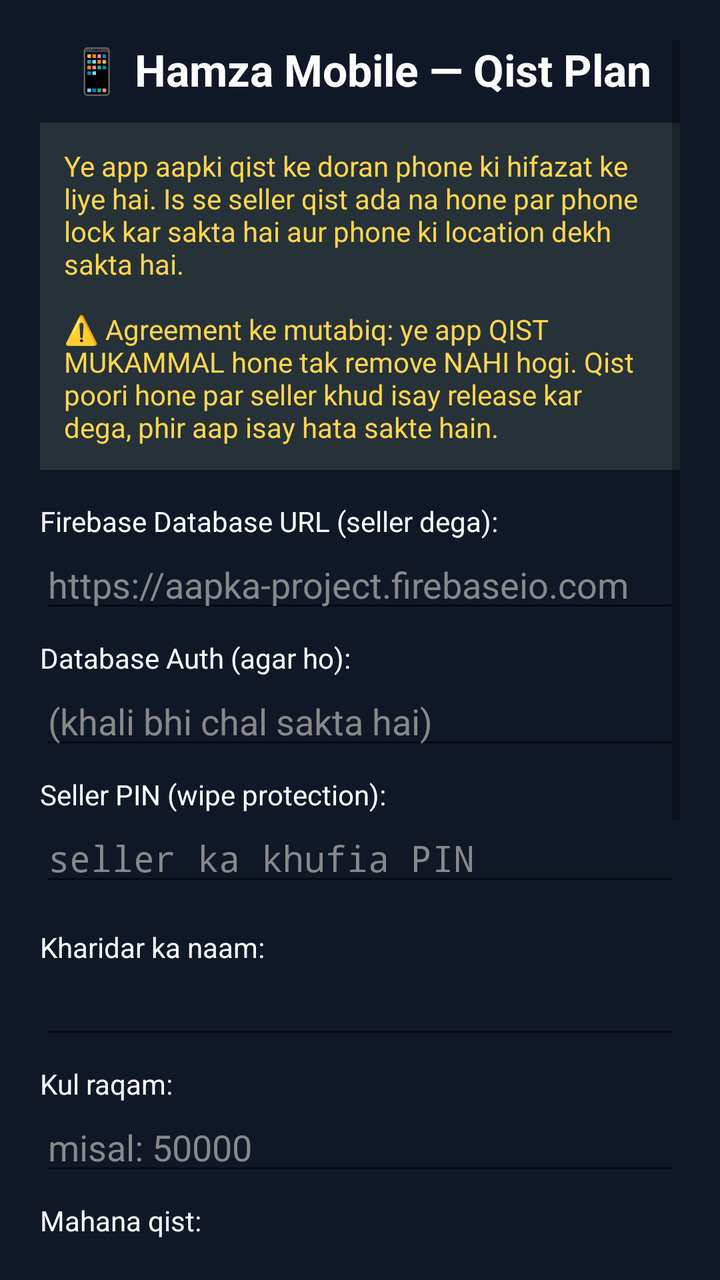
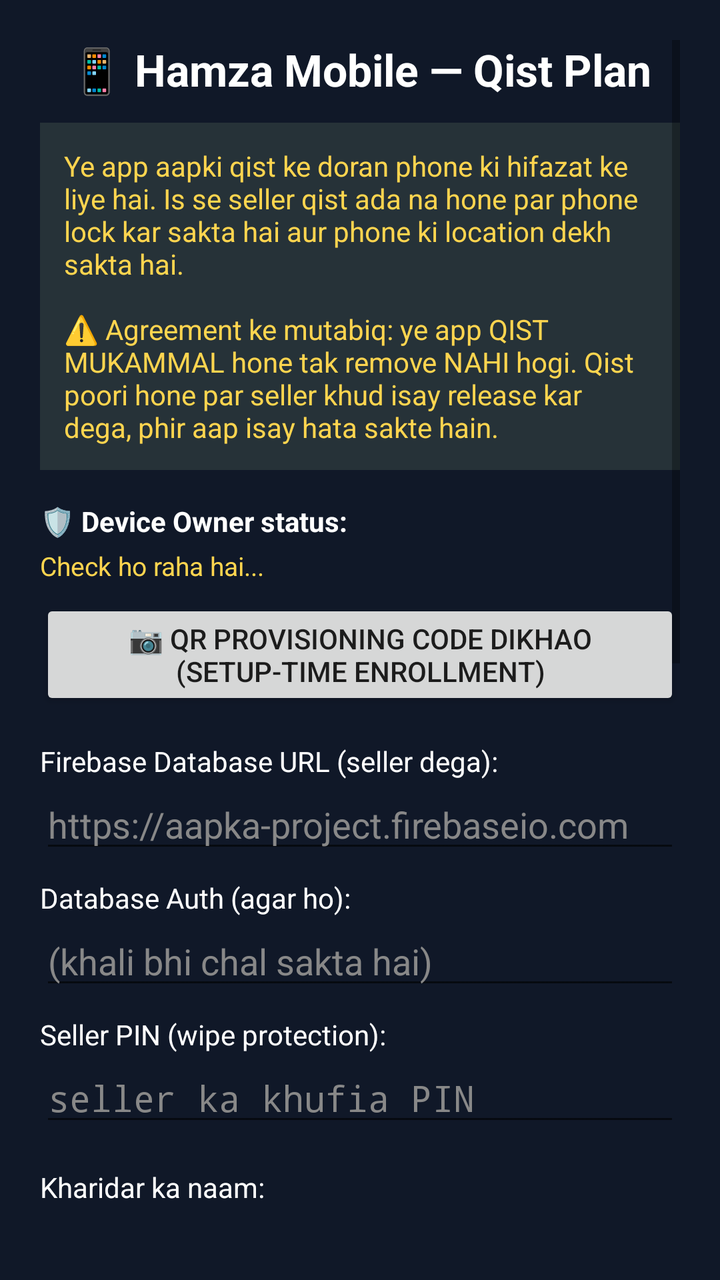

The first picture is an Android layout as it rendered before a commit; the second is the same layout after the commit. The layout source and the unified diff follow.
<!-- AndroidManifest.xml: application theme android:Theme.Material.Light.NoActionBar -->
<!-- res/layout/activity_setup.xml -->
<?xml version="1.0" encoding="utf-8"?>
<ScrollView xmlns:android="http://schemas.android.com/apk/res/android"
    android:layout_width="match_parent"
    android:layout_height="match_parent"
    android:padding="20dp"
    android:background="#101828">

    <LinearLayout
        android:layout_width="match_parent"
        android:layout_height="wrap_content"
        android:orientation="vertical">

        <TextView
            android:layout_width="match_parent"
            android:layout_height="wrap_content"
            android:text="📱 Hamza Mobile — Qist Plan"
            android:textSize="22sp"
            android:textStyle="bold"
            android:textColor="#FFFFFF"
            android:gravity="center"
            android:layout_marginBottom="12dp" />

        <TextView
            android:layout_width="match_parent"
            android:layout_height="wrap_content"
            android:text="Ye app aapki qist ke doran phone ki hifazat ke liye hai. Is se seller qist ada na hone par phone lock kar sakta hai aur phone ki location dekh sakta hai.\n\n⚠️ Agreement ke mutabiq: ye app QIST MUKAMMAL hone tak remove NAHI hogi. Qist poori hone par seller khud isay release kar dega, phir aap isay hata sakte hain."
            android:textColor="#FFD54F"
            android:textSize="14sp"
            android:background="#263238"
            android:padding="12dp"
            android:layout_marginBottom="16dp" />

        <TextView android:layout_width="wrap_content" android:layout_height="wrap_content"
            android:text="Firebase Database URL (seller dega):" android:textColor="#FFFFFF" />
        <EditText android:id="@+id/etDbUrl"
            android:layout_width="match_parent" android:layout_height="wrap_content"
            android:hint="https://aapka-project.firebaseio.com"
            android:textColor="#FFFFFF" android:textColorHint="#888888"
            android:inputType="textUri" android:layout_marginBottom="8dp" />

        <TextView android:layout_width="wrap_content" android:layout_height="wrap_content"
            android:text="Database Auth (agar ho):" android:textColor="#FFFFFF" />
        <EditText android:id="@+id/etDbAuth"
            android:layout_width="match_parent" android:layout_height="wrap_content"
            android:hint="(khali bhi chal sakta hai)"
            android:textColor="#FFFFFF" android:textColorHint="#888888"
            android:layout_marginBottom="8dp" />

        <TextView android:layout_width="wrap_content" android:layout_height="wrap_content"
            android:text="Seller PIN (wipe protection):" android:textColor="#FFFFFF" />
        <EditText android:id="@+id/etSellerPin"
            android:layout_width="match_parent" android:layout_height="wrap_content"
            android:hint="seller ka khufia PIN"
            android:textColor="#FFFFFF" android:textColorHint="#888888"
            android:inputType="numberPassword" android:layout_marginBottom="16dp" />

        <TextView android:layout_width="wrap_content" android:layout_height="wrap_content"
            android:text="Kharidar ka naam:" android:textColor="#FFFFFF" />
        <EditText android:id="@+id/etBuyerName"
            android:layout_width="match_parent" android:layout_height="wrap_content"
            android:textColor="#FFFFFF" android:textColorHint="#888888"
            android:layout_marginBottom="8dp" />

        <TextView android:layout_width="wrap_content" android:layout_height="wrap_content"
            android:text="Kul raqam:" android:textColor="#FFFFFF" />
        <EditText android:id="@+id/etTotalQist"
            android:layout_width="match_parent" android:layout_height="wrap_content"
            android:hint="misal: 50000"
            android:textColor="#FFFFFF" android:textColorHint="#888888"
            android:inputType="number" android:layout_marginBottom="8dp" />

        <TextView android:layout_width="wrap_content" android:layout_height="wrap_content"
            android:text="Mahana qist:" android:textColor="#FFFFFF" />
        <EditText android:id="@+id/etMonthly"
            android:layout_width="match_parent" android:layout_height="wrap_content"
            android:hint="misal: 5000"
            android:textColor="#FFFFFF" android:textColorHint="#888888"
            android:inputType="number" android:layout_marginBottom="8dp" />

        <TextView android:layout_width="wrap_content" android:layout_height="wrap_content"
            android:text="Ab tak ada:" android:textColor="#FFFFFF" />
        <EditText android:id="@+id/etPaid"
            android:layout_width="match_parent" android:layout_height="wrap_content"
            android:hint="0"
            android:textColor="#FFFFFF" android:textColorHint="#888888"
            android:inputType="number" android:layout_marginBottom="16dp" />

        <Button android:id="@+id/btnAdmin"
            android:layout_width="match_parent" android:layout_height="wrap_content"
            android:text="🔐 Device Admin ON karo (LAZMI)"
            android:layout_marginBottom="4dp" />
        <TextView android:id="@+id/tvAdminStatus"
            android:layout_width="match_parent" android:layout_height="wrap_content"
            android:textColor="#FFFFFF" android:textSize="13sp"
            android:layout_marginBottom="12dp" />

        <Button android:id="@+id/btnLocation"
            android:layout_width="match_parent" android:layout_height="wrap_content"
            android:text="📍 Location ON karo (LAZMI)"
            android:layout_marginBottom="4dp" />
        <TextView android:id="@+id/tvLocStatus"
            android:layout_width="match_parent" android:layout_height="wrap_content"
            android:textColor="#FFFFFF" android:textSize="13sp"
            android:layout_marginBottom="16dp" />

        <Button android:id="@+id/btnFinish"
            android:layout_width="match_parent" android:layout_height="wrap_content"
            android:text="✅ SETUP MUKAMMAL KARO"
            android:backgroundTint="#2E7D32"
            android:layout_marginBottom="24dp" />

    </LinearLayout>
</ScrollView>
<!-- resources referenced by this layout -->
<resources>

</resources>

<!-- the commit's change to res/layout/activity_setup.xml (unified diff, before → after) -->
@@ -28,6 +28,26 @@
             android:textSize="14sp"
             android:background="#263238"
             android:padding="12dp"
+            android:layout_marginBottom="16dp" />
+
+        <TextView
+            android:layout_width="match_parent"
+            android:layout_height="wrap_content"
+            android:text="🛡️ Device Owner status:"
+            android:textColor="#FFFFFF"
+            android:textStyle="bold"
+            android:layout_marginBottom="4dp" />
+        <TextView android:id="@+id/tvDoStatus"
+            android:layout_width="match_parent"
+            android:layout_height="wrap_content"
+            android:text="Check ho raha hai..."
+            android:textColor="#FFD54F"
+            android:textSize="13sp"
+            android:layout_marginBottom="8dp" />
+        <Button android:id="@+id/btnQr"
+            android:layout_width="match_parent"
+            android:layout_height="wrap_content"
+            android:text="📷 QR Provisioning code dikhao (setup-time enrollment)"
             android:layout_marginBottom="16dp" />
 
         <TextView android:layout_width="wrap_content" android:layout_height="wrap_content"
@@ -103,6 +123,27 @@
             android:textColor="#FFFFFF" android:textSize="13sp"
             android:layout_marginBottom="16dp" />
 
+        <Button android:id="@+id/btnShowAgreement"
+            android:layout_width="match_parent"
+            android:layout_height="wrap_content"
+            android:text="📄 Poora sale agreement parho (Roman Urdu + English)"
+            android:layout_marginBottom="4dp" />
+        <TextView android:id="@+id/tvConsentFull"
+            android:layout_width="match_parent"
+            android:layout_height="wrap_content"
+            android:textColor="#FFFFFF"
+            android:textSize="12sp"
+            android:background="#263238"
+            android:padding="12dp"
+            android:visibility="gone"
+            android:layout_marginBottom="8dp" />
+        <CheckBox android:id="@+id/cbConsent"
+            android:layout_width="match_parent"
+            android:layout_height="wrap_content"
+            android:text="Maine sale agreement parha aur samajh liya hai — tracker, location, lock aur Device Owner management se mutafiq hon."
+            android:textColor="#FFFFFF"
+            android:layout_marginBottom="16dp" />
+
         <Button android:id="@+id/btnFinish"
             android:layout_width="match_parent" android:layout_height="wrap_content"
             android:text="✅ SETUP MUKAMMAL KARO"
